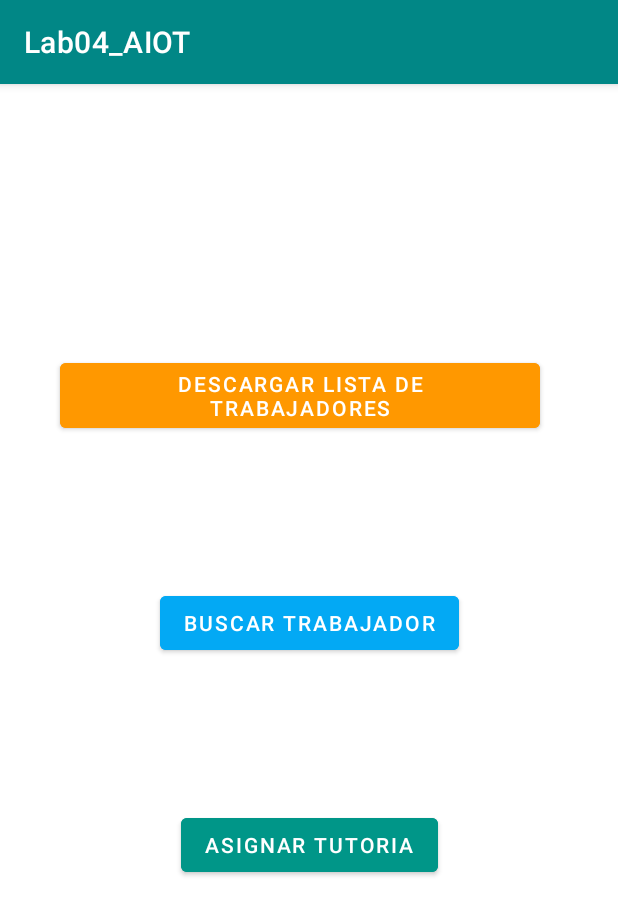
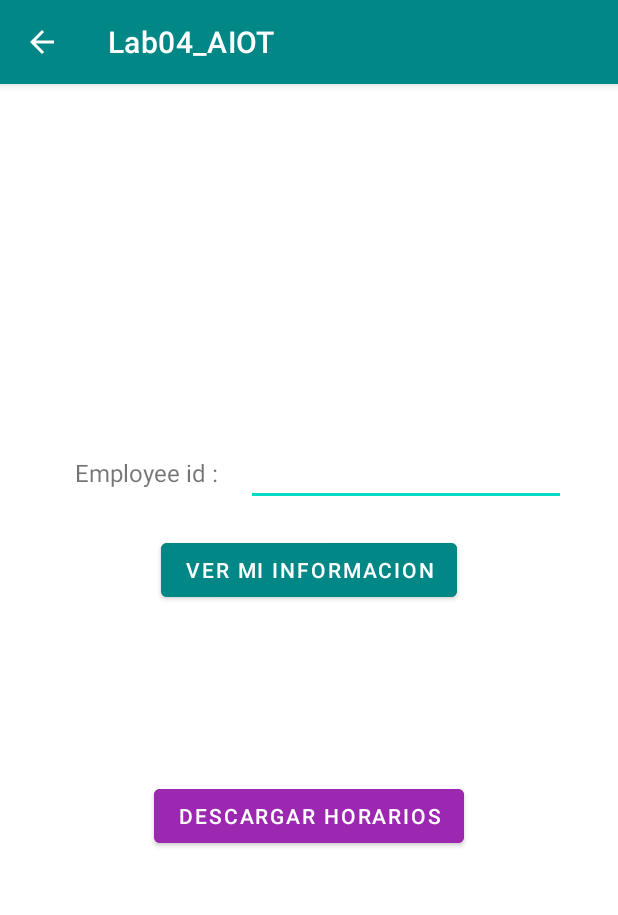
Before and after one commit to SebastianManriqueP/Lab04_20175947_20186098, an Android app: the FlujoTrabajador screen opened directly, with no data from a screen before it, on a phone screen of 412 x 824 dp. Shown: the top 915 px of the screen. Run offline under Robolectric (Android 15) with nearby library versions, the phone set to English and light mode, and no system bars.

Commit message:
Trabajador conectado con WS

```diff
--- a/app/src/main/AndroidManifest.xml
+++ b/app/src/main/AndroidManifest.xml
@@ -3,7 +3,11 @@
     xmlns:tools="http://schemas.android.com/tools">
 
     <uses-permission android:name="android.permission.POST_NOTIFICATIONS" />
+    <uses-permission android:name="android.permission.INTERNET"/>
+    <uses-permission android:name="android.permission.ACCESS_NETWORK_STATE"/>
+
     <application
+        android:usesCleartextTraffic="true"
         android:allowBackup="true"
         android:dataExtractionRules="@xml/data_extraction_rules"
         android:fullBackupContent="@xml/backup_rules"
@@ -14,9 +18,11 @@
         tools:targetApi="31">
         <activity
             android:name=".FlujoTrabajador"
+            android:parentActivityName=".MainActivity"
             android:exported="false" />
         <activity
             android:name=".FlujoTutor"
+            android:parentActivityName=".MainActivity"
             android:exported="false" />
         <activity
             android:name=".MainActivity"
--- a/app/src/main/java/com/example/lab04_aiot/FlujoTrabajador.java
+++ b/app/src/main/java/com/example/lab04_aiot/FlujoTrabajador.java
@@ -1,7 +1,11 @@
 package com.example.lab04_aiot;
 
 import androidx.appcompat.app.AppCompatActivity;
+import androidx.core.app.ActivityCompat;
+import androidx.core.app.NotificationCompat;
+import androidx.core.app.NotificationManagerCompat;
 
+import android.content.pm.PackageManager;
 import android.os.Bundle;
 
 public class FlujoTrabajador extends AppCompatActivity {
@@ -10,5 +14,10 @@ public class FlujoTrabajador extends AppCompatActivity {
     protected void onCreate(Bundle savedInstanceState) {
         super.onCreate(savedInstanceState);
         setContentView(R.layout.trabajador);
+        getSupportActionBar().setDisplayHomeAsUpEnabled(true);
+
+
+
     }
+
 }
--- a/app/src/main/java/com/example/lab04_aiot/FlujoTutor.java
+++ b/app/src/main/java/com/example/lab04_aiot/FlujoTutor.java
@@ -10,5 +10,6 @@ public class FlujoTutor extends AppCompatActivity {
     protected void onCreate(Bundle savedInstanceState) {
         super.onCreate(savedInstanceState);
         setContentView(R.layout.tutor);
+        getSupportActionBar().setDisplayHomeAsUpEnabled(true);
     }
 }
--- /dev/null
+++ b/app/src/main/java/com/example/lab04_aiot/fragment/TrabajadorFragment.java
@@ -0,0 +1,106 @@
+package com.example.lab04_aiot.fragment;
+
+import android.content.pm.PackageManager;
+import android.os.Bundle;
+
+import androidx.core.app.ActivityCompat;
+import androidx.core.app.NotificationCompat;
+import androidx.core.app.NotificationManagerCompat;
+import androidx.fragment.app.Fragment;
+import androidx.navigation.NavController;
+import androidx.navigation.fragment.NavHostFragment;
+
+import android.util.Log;
+import android.view.LayoutInflater;
+import android.view.View;
+import android.view.ViewGroup;
+import android.widget.Toast;
+
+import com.example.lab04_aiot.R;
+import com.example.lab04_aiot.databinding.FragmentTrabajadorBinding;
+import com.example.lab04_aiot.model.Employee;
+import com.example.lab04_aiot.repositroy.TrabajadorRepository;
+
+import retrofit2.Call;
+import retrofit2.Callback;
+import retrofit2.Response;
+import retrofit2.Retrofit;
+import retrofit2.converter.gson.GsonConverterFactory;
+
+
+public class TrabajadorFragment extends Fragment {
+
+    FragmentTrabajadorBinding binding;
+
+    @Override
+    public void onCreate(Bundle savedInstanceState) {
+        super.onCreate(savedInstanceState);
+
+    }
+
+    @Override
+    public View onCreateView(LayoutInflater inflater, ViewGroup container,
+                             Bundle savedInstanceState) {
+        binding = FragmentTrabajadorBinding.inflate(inflater,container,false);
+
+        NavController navController = NavHostFragment.findNavController(TrabajadorFragment.this);
+
+
+        /**Cambiar la IP por la ip privada de la maquina donde se corre el web service**/
+        TrabajadorRepository greenStoreRepository = new Retrofit.Builder()
+                .baseUrl("http://192.168.18.7:8080")
+                .addConverterFactory(GsonConverterFactory.create())
+                .build()
+                .create(TrabajadorRepository.class);
+
+        binding.bVerInfo.setOnClickListener(view -> {
+            String id = binding.editTextNumber.getText().toString();
+            if(id.equals("")) {
+                CrearToast("Por favor ingrese un id");
+            }else{
+                /*Si se llena el campo id:*/
+                greenStoreRepository.getTrabajador(id).enqueue(new Callback<Employee>() {
+                    @Override
+                    public void onResponse(Call<Employee> call, Response<Employee> response) {
+                        if (response.isSuccessful()){
+                            if(response.body() == null){
+                                CrearToast("No existe empleado con ese id");
+                            }else {
+                                Employee trabajador = response.body();
+                                showTrabajadorNotifications(trabajador.getFirst_name());
+                                navController.navigate(R.id.action_trabajadorFragment_to_trabajadorDetalle);
+                            }
+                        }else{
+                            Log.d("msg-test", "error en la respuesta del webservice");
+                        }
+                    }
+
+                    @Override
+                    public void onFailure(Call<Employee> call, Throwable t) {
+                        t.printStackTrace();
+                    }
+                });
+            }
+        });
+
+        return binding.getRoot();
+    }
+
+
+    private void showTrabajadorNotifications(CharSequence contenido) {
+        NotificationCompat.Builder builder = new NotificationCompat.Builder(this.getActivity(), "trabajador_channel")
+                .setSmallIcon(R.drawable.notification_icon)
+                .setContentTitle(contenido)
+                .setPriority(NotificationCompat.PRIORITY_HIGH);
+
+        NotificationManagerCompat notificationManager = NotificationManagerCompat.from(this.getContext());
+
+        if (ActivityCompat.checkSelfPermission(this.getContext(), android.Manifest.permission.POST_NOTIFICATIONS) == PackageManager.PERMISSION_GRANTED) {
+            notificationManager.notify(3, builder.build());
+        }
+    }
+
+    private void CrearToast(String mensaje){
+        Toast.makeText(this.getContext(),mensaje,Toast.LENGTH_SHORT).show();
+    }
+}
--- /dev/null
+++ b/app/src/main/java/com/example/lab04_aiot/repositroy/TrabajadorRepository.java
@@ -0,0 +1,19 @@
+package com.example.lab04_aiot.repositroy;
+
+import com.example.lab04_aiot.model.Employee;
+
+import java.util.List;
+
+import retrofit2.Call;
+import retrofit2.http.GET;
+import retrofit2.http.Path;
+import retrofit2.http.Query;
+
+public interface TrabajadorRepository {
+
+    @GET("/employees/listar")
+    Call<List<Employee>> getListaTrabajadores();
+
+    @GET("/employees/buscar")
+    Call<Employee> getTrabajador(@Query("id") String id);
+}
--- /dev/null
+++ b/app/src/main/res/layout/fragment_trabajador.xml
@@ -0,0 +1,69 @@
+<?xml version="1.0" encoding="utf-8"?>
+<FrameLayout xmlns:android="http://schemas.android.com/apk/res/android"
+    xmlns:app="http://schemas.android.com/apk/res-auto"
+    xmlns:tools="http://schemas.android.com/tools"
+    android:layout_width="match_parent"
+    android:layout_height="match_parent"
+    tools:context=".fragment.TrabajadorFragment">
+
+
+    <androidx.constraintlayout.widget.ConstraintLayout
+        android:layout_width="match_parent"
+        android:layout_height="match_parent">
+
+        <Button
+            android:id="@+id/b_ver_info"
+            android:layout_width="wrap_content"
+            android:layout_height="wrap_content"
+            android:layout_marginStart="50dp"
+            android:layout_marginTop="300dp"
+            android:layout_marginEnd="50dp"
+            android:backgroundTint="@color/teal_700"
+            android:text="Ver mi informacion"
+            app:layout_constraintEnd_toEndOf="parent"
+            app:layout_constraintStart_toStartOf="parent"
+            app:layout_constraintTop_toTopOf="parent" />
+
+        <Button
+            android:id="@+id/b_desc_horario"
+            android:layout_width="wrap_content"
+            android:layout_height="wrap_content"
+            android:layout_marginStart="50dp"
+            android:layout_marginTop="10dp"
+            android:layout_marginEnd="50dp"
+            android:layout_marginBottom="150dp"
+            android:backgroundTint="#9C27B0"
+            android:text="Descargar Horarios"
+            app:layout_constraintBottom_toBottomOf="parent"
+            app:layout_constraintEnd_toEndOf="parent"
+            app:layout_constraintStart_toStartOf="parent"
+            app:layout_constraintTop_toBottomOf="@+id/b_ver_info" />
+
+        <TextView
+            android:id="@+id/textView2"
+            android:layout_width="wrap_content"
+            android:layout_height="wrap_content"
+            android:layout_marginStart="50dp"
+            android:layout_marginBottom="30dp"
+            android:text="Employee id : "
+            android:textSize="16sp"
+            app:layout_constraintBottom_toTopOf="@+id/b_ver_info"
+            app:layout_constraintStart_toStartOf="parent" />
+
+        <EditText
+            android:id="@+id/editTextNumber"
+            android:layout_width="wrap_content"
+            android:layout_height="wrap_content"
+            android:layout_marginStart="5dp"
+            android:layout_marginEnd="30dp"
+            android:ems="10"
+            android:inputType="number"
+            app:layout_constraintBottom_toBottomOf="@+id/textView2"
+            app:layout_constraintEnd_toEndOf="parent"
+            app:layout_constraintHorizontal_bias="0.666"
+            app:layout_constraintStart_toEndOf="@+id/textView2"
+            app:layout_constraintTop_toTopOf="@+id/textView2"
+            app:layout_constraintVertical_bias="0.521" />
+
+    </androidx.constraintlayout.widget.ConstraintLayout>
+</FrameLayout>
--- a/app/src/main/res/layout/trabajador.xml
+++ b/app/src/main/res/layout/trabajador.xml
@@ -4,39 +4,17 @@
     xmlns:tools="http://schemas.android.com/tools"
     android:layout_width="match_parent"
     android:layout_height="match_parent"
-    tools:context=".FlujoTrabajador">
+    tools:context=".FlujoTutor">
 
-    <Button
-        android:id="@+id/b_list_trabajador"
-        android:layout_width="wrap_content"
-        android:layout_height="wrap_content"
-        android:layout_marginTop="180dp"
-        android:backgroundTint="#FF9800"
-        android:text="Descargar Lista de trabajadores"
-        app:layout_constraintEnd_toEndOf="parent"
-        app:layout_constraintHorizontal_bias="0.438"
-        app:layout_constraintStart_toStartOf="parent"
-        app:layout_constraintTop_toTopOf="parent" />
-
-    <Button
-        android:id="@+id/b_busc_trabajador"
-        android:layout_width="wrap_content"
-        android:layout_height="wrap_content"
-        android:layout_marginTop="100dp"
-        android:backgroundTint="#03A9F4"
-        android:text="Buscar Trabajador"
+    <androidx.fragment.app.FragmentContainerView
+        android:id="@+id/fragmentContainerView3"
+        android:name="androidx.navigation.fragment.NavHostFragment"
+        android:layout_width="match_parent"
+        android:layout_height="match_parent"
+        app:defaultNavHost="true"
+        app:layout_constraintBottom_toBottomOf="parent"
         app:layout_constraintEnd_toEndOf="parent"
         app:layout_constraintStart_toStartOf="parent"
-        app:layout_constraintTop_toBottomOf="@+id/b_list_trabajador" />
-
-    <Button
-        android:id="@+id/b_asig_tutoria"
-        android:layout_width="wrap_content"
-        android:layout_height="wrap_content"
-        android:layout_marginTop="100dp"
-        android:backgroundTint="#009688"
-        android:text="Asignar Tutoria"
-        app:layout_constraintEnd_toEndOf="parent"
-        app:layout_constraintStart_toStartOf="parent"
-        app:layout_constraintTop_toBottomOf="@+id/b_busc_trabajador" />
+        app:layout_constraintTop_toTopOf="parent"
+        app:navGraph="@navigation/nav_graph" />
 </androidx.constraintlayout.widget.ConstraintLayout>
--- /dev/null
+++ b/app/src/main/res/navigation/nav_graph.xml
@@ -0,0 +1,22 @@
+<?xml version="1.0" encoding="utf-8"?>
+<navigation xmlns:android="http://schemas.android.com/apk/res/android"
+    xmlns:app="http://schemas.android.com/apk/res-auto"
+    xmlns:tools="http://schemas.android.com/tools"
+    android:id="@+id/nav_graph"
+    app:startDestination="@id/trabajadorFragment">
+
+    <fragment
+        android:id="@+id/trabajadorFragment"
+        android:name="com.example.lab04_aiot.fragment.TrabajadorFragment"
+        android:label="fragment_trabajador"
+        tools:layout="@layout/fragment_trabajador" >
+        <action
+            android:id="@+id/action_trabajadorFragment_to_trabajadorDetalle"
+            app:destination="@id/trabajadorDetalle" />
+    </fragment>
+    <fragment
+        android:id="@+id/trabajadorDetalle"
+        android:name="com.example.lab04_aiot.fragment.TrabajadorDetalle"
+        android:label="fragment_trabajador_detalle"
+        tools:layout="@layout/fragment_trabajador_detalle" />
+</navigation>
--- a/app/src/main/res/values/strings.xml
+++ b/app/src/main/res/values/strings.xml
@@ -1,3 +1,5 @@
 <resources>
     <string name="app_name">Lab04_AIOT</string>
+    <!-- TODO: Remove or change this placeholder text -->
+    <string name="hello_blank_fragment">Hello blank fragment</string>
 </resources>
--- a/build.gradle
+++ b/build.gradle
@@ -2,4 +2,5 @@
 plugins {
     id 'com.android.application' version '7.4.2' apply false
     id 'com.android.library' version '7.4.2' apply false
+    id 'androidx.navigation.safeargs' version '2.5.2' apply false
 }
```
Also changed, not shown: app/build.gradle (+10 -0 lines), app/src/main/java/com/example/lab04_aiot/fragment/TrabajadorDetalle.java (added, +66 -0 lines), app/src/main/java/com/example/lab04_aiot/model/Department.java (added, +23 -0 lines), app/src/main/java/com/example/lab04_aiot/model/Employee.java (added, +126 -0 lines), app/src/main/java/com/example/lab04_aiot/model/Job.java (added, +43 -0 lines), app/src/main/res/layout/fragment_trabajador_detalle.xml (added, +25 -0 lines), app/src/main/res/layout/tutor.xml (+22 -10 lines).
